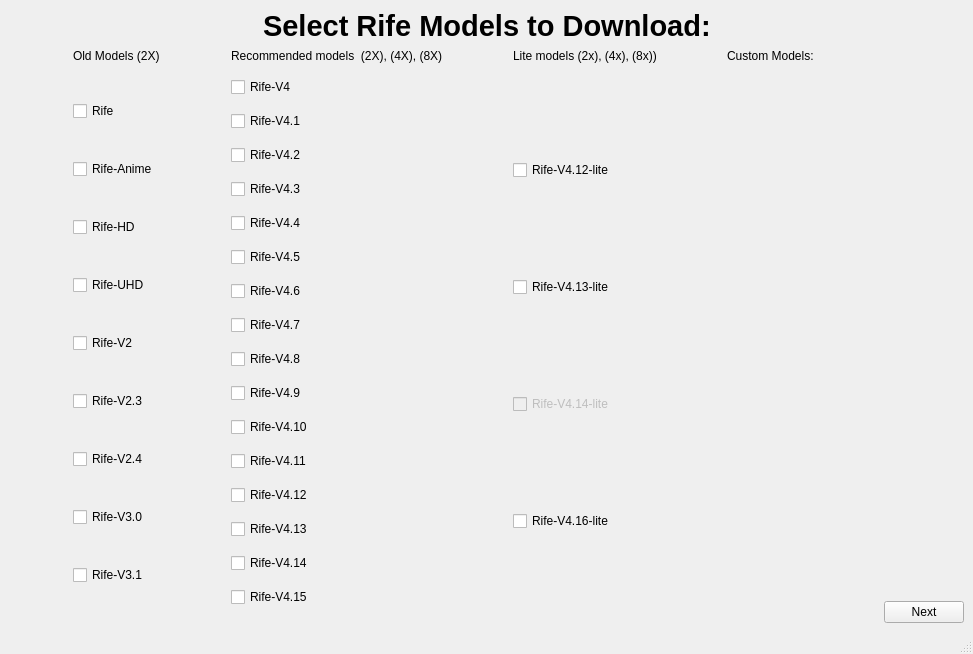
TNTwise/REAL-Video-Enhancer, file src/getModels/SelectModels.ui: the form before one commit.
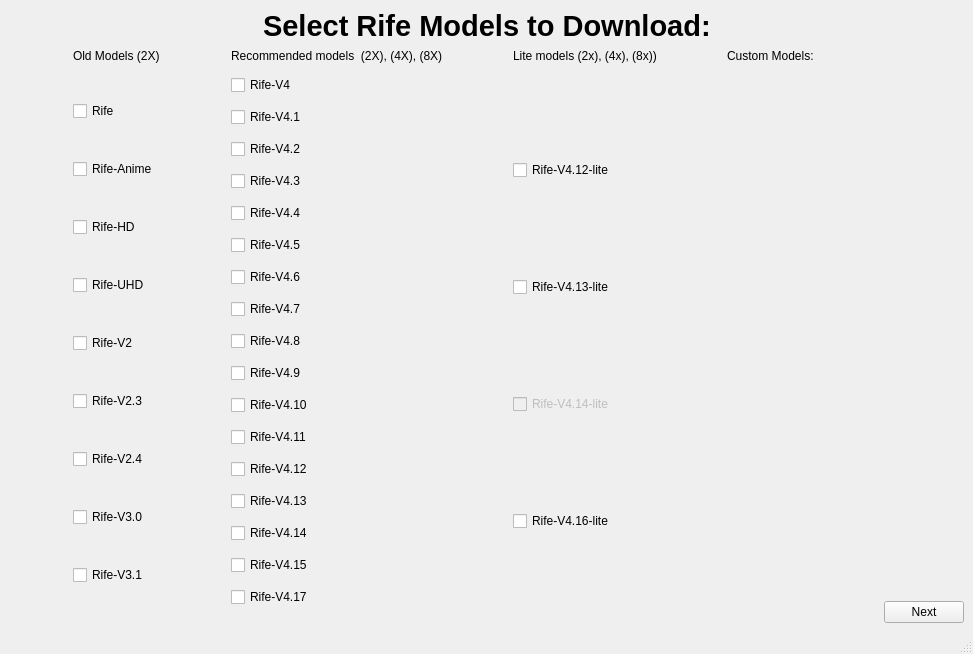
The form after the commit.

Commit message: add rife-v4.17-ncnn

Patch:
```diff
--- a/src/getModels/SelectModels.ui
+++ b/src/getModels/SelectModels.ui
@@ -268,6 +268,13 @@
               </property>
              </widget>
             </item>
+            <item>
+             <widget class="QCheckBox" name="rife417">
+              <property name="text">
+               <string>Rife-V4.17</string>
+              </property>
+             </widget>
+            </item>
            </layout>
           </item>
           <item row="1" column="7">
```
The commit also changes 3 other files.
